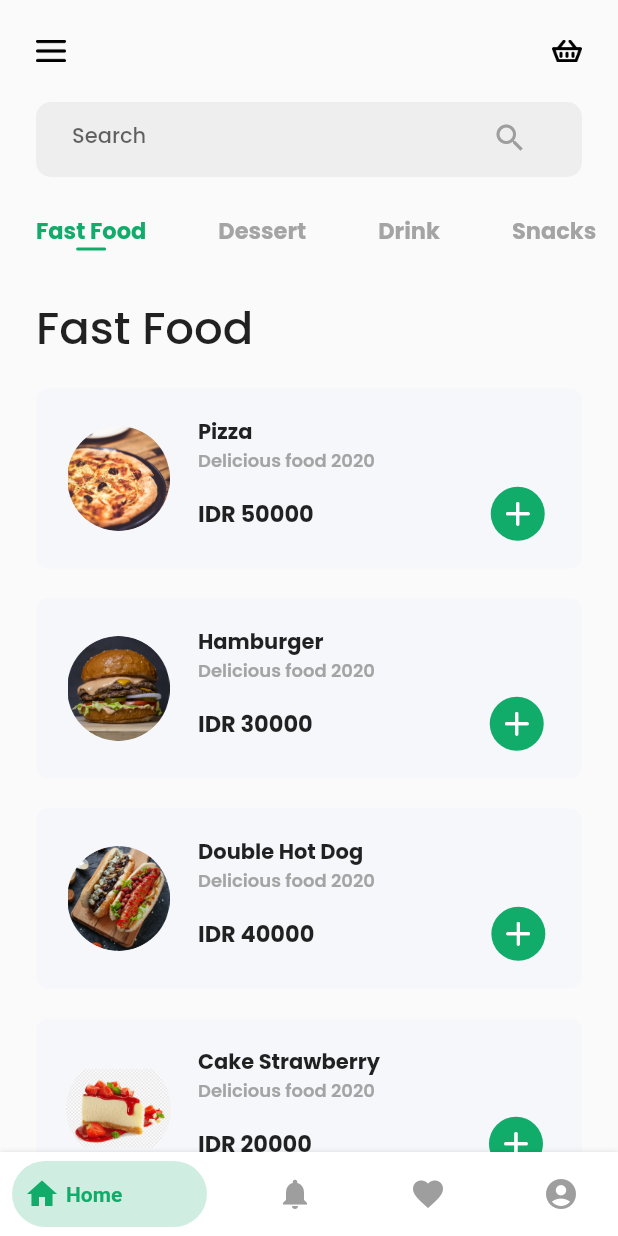
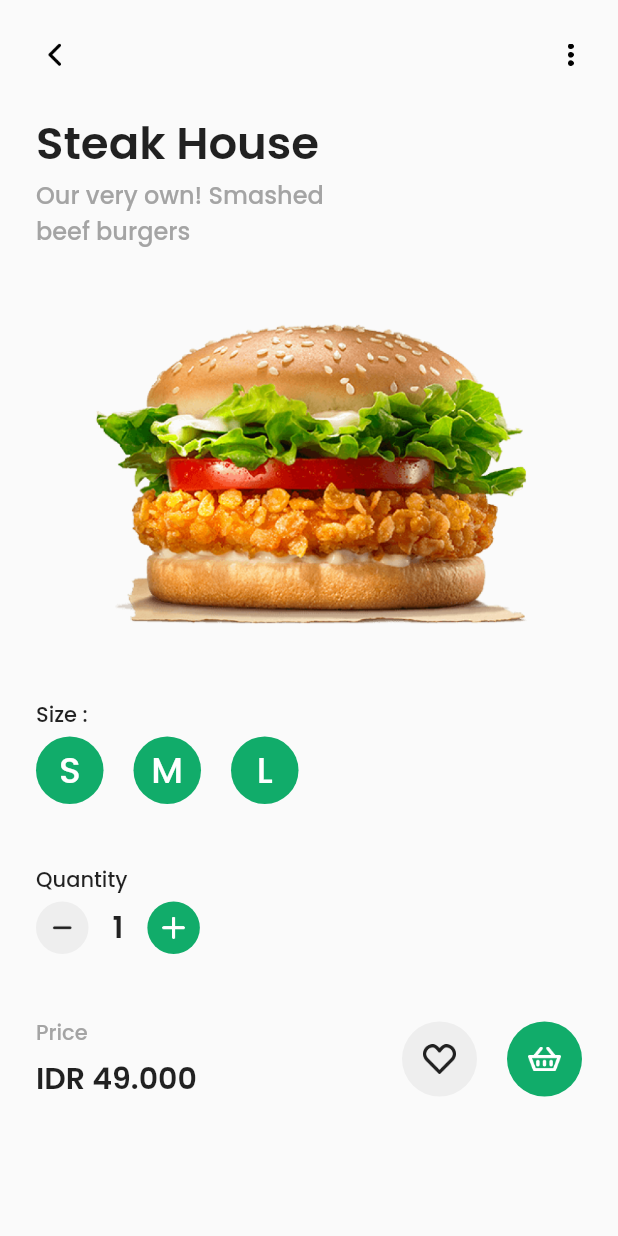
Before and after one commit to kevinrisqi/my-food, a Flutter app: the screen it shows after launch, on a phone screen of 412 x 824 dp. Run offline on Flutter 3.47's test engine with Material 2 defaults, Android fonts, the phone set to English and light mode, and no system bars; drawn by our look-alikes of bottom_navy_bar; our stand-ins replace equatable, google_fonts.

Commit message:
Create Food Details

```diff
--- a/lib/main.dart
+++ b/lib/main.dart
@@ -1,4 +1,5 @@
 import 'package:flutter/material.dart';
+import 'package:my_food/pages/food_details.dart';
 import 'package:my_food/pages/main_page.dart';
 
 void main() {
@@ -17,7 +18,7 @@ class _MyAppState extends State<MyApp> {
   Widget build(BuildContext context) {
     return MaterialApp(
       debugShowCheckedModeBanner: false,
-      home: MainPage(),
+      home: FoodDetails(),
     );
   }
 }
--- /dev/null
+++ b/lib/pages/food_details.dart
@@ -0,0 +1,261 @@
+import 'package:flutter/cupertino.dart';
+import 'package:flutter/material.dart';
+import 'package:google_fonts/google_fonts.dart';
+import 'package:my_food/shared/theme.dart';
+
+class FoodDetails extends StatefulWidget {
+  const FoodDetails({Key? key}) : super(key: key);
+
+  @override
+  _FoodDetailsState createState() => _FoodDetailsState();
+}
+
+class _FoodDetailsState extends State<FoodDetails> {
+  @override
+  Widget build(BuildContext context) {
+    return Scaffold(
+      body: SafeArea(
+        child: SingleChildScrollView(
+          child: Column(
+            children: [
+              Row(
+                mainAxisAlignment: MainAxisAlignment.spaceBetween,
+                children: [
+                  Container(
+                      width: 25,
+                      height: 25,
+                      margin: EdgeInsets.symmetric(
+                          horizontal: defaultMargin, vertical: defaultMargin),
+                      decoration: BoxDecoration(
+                          image: DecorationImage(
+                              image: AssetImage('assets/icon/back.png')))),
+                  Container(
+                      width: 15,
+                      height: 15,
+                      margin: EdgeInsets.symmetric(
+                          horizontal: defaultMargin, vertical: defaultMargin),
+                      decoration: BoxDecoration(
+                          image: DecorationImage(
+                              image: AssetImage('assets/icon/dot.png'))))
+                ],
+              ),
+              Container(
+                width: MediaQuery.of(context).size.width - 2 * defaultMargin,
+                margin: EdgeInsets.symmetric(horizontal: defaultMargin),
+                child: Column(
+                  crossAxisAlignment: CrossAxisAlignment.start,
+                  children: [
+                    Text(
+                      'Steak House',
+                      style: GoogleFonts.poppins(
+                        fontSize: 30,
+                        fontWeight: FontWeight.w600,
+                      ),
+                    ),
+                    Text(
+                      'Our very own! Smashed \nbeef burgers',
+                      style: GoogleFonts.poppins(
+                          fontSize: 16,
+                          fontWeight: FontWeight.w500,
+                          color: greyColor),
+                    ),
+                  ],
+                ),
+              ),
+              Container(
+                width: MediaQuery.of(context).size.width - 2 * defaultMargin,
+                height: 200,
+                margin: EdgeInsets.symmetric(
+                    horizontal: defaultMargin, vertical: 50),
+                decoration: BoxDecoration(
+                  image: DecorationImage(
+                      image: AssetImage('assets/img/hamburger_detail.png')),
+                ),
+              ),
+              Container(
+                margin: EdgeInsets.symmetric(horizontal: defaultMargin),
+                child: Column(
+                  crossAxisAlignment: CrossAxisAlignment.start,
+                  children: [
+                    Text(
+                      'Size :',
+                      style: GoogleFonts.poppins(
+                          fontSize: 14, fontWeight: FontWeight.w500),
+                    ),
+                    SizedBox(height: 4),
+                    Row(
+                      children: [
+                        Container(
+                          width: 45,
+                          height: 45,
+                          padding: EdgeInsets.all(5),
+                          margin: EdgeInsets.only(right: 20),
+                          decoration: BoxDecoration(
+                              color: mainColor, shape: BoxShape.circle),
+                          child: Text(
+                            'S',
+                            style: GoogleFonts.poppins(
+                              fontSize: 24,
+                              fontWeight: FontWeight.w500,
+                              color: Colors.white,
+                            ),
+                            textAlign: TextAlign.center,
+                          ),
+                        ),
+                        Container(
+                          width: 45,
+                          height: 45,
+                          padding: EdgeInsets.all(5),
+                          margin: EdgeInsets.only(right: 20),
+                          decoration: BoxDecoration(
+                              color: mainColor, shape: BoxShape.circle),
+                          child: Text(
+                            'M',
+                            style: GoogleFonts.poppins(
+                              fontSize: 24,
+                              fontWeight: FontWeight.w500,
+                              color: Colors.white,
+                            ),
+                            textAlign: TextAlign.center,
+                          ),
+                        ),
+                        Container(
+                          width: 45,
+                          height: 45,
+                          padding: EdgeInsets.all(5),
+                          margin: EdgeInsets.only(right: 20),
+                          decoration: BoxDecoration(
+                              color: mainColor, shape: BoxShape.circle),
+                          child: Text(
+                            'L',
+                            style: GoogleFonts.poppins(
+                              fontSize: 24,
+                              fontWeight: FontWeight.w500,
+                              color: Colors.white,
+                            ),
+                            textAlign: TextAlign.center,
+                          ),
+                        ),
+                      ],
+                    ),
+                  ],
+                ),
+              ),
+              SizedBox(height: 40),
+              Container(
+                margin: EdgeInsets.symmetric(horizontal: defaultMargin),
+                child: Column(
+                  crossAxisAlignment: CrossAxisAlignment.start,
+                  children: [
+                    Text('Quantity',
+                        style: GoogleFonts.poppins(
+                            fontSize: 14, fontWeight: FontWeight.w500)),
+                    SizedBox(height: 4),
+                    Row(
+                      children: [
+                        Container(
+                          width: 35,
+                          height: 35,
+                          padding: EdgeInsets.all(7),
+                          decoration: BoxDecoration(
+                            color: Colors.grey.shade200,
+                            shape: BoxShape.circle,
+                          ),
+                          child: Container(
+                            decoration: BoxDecoration(
+                              image: DecorationImage(
+                                  image: AssetImage('assets/icon/minus.png')),
+                            ),
+                          ),
+                        ),
+                        SizedBox(width: 16),
+                        Text(
+                          '1',
+                          style: GoogleFonts.poppins(
+                              fontSize: 20, fontWeight: FontWeight.w600),
+                        ),
+                        SizedBox(width: 16),
+                        Container(
+                          width: 35,
+                          height: 35,
+                          padding: EdgeInsets.all(10),
+                          decoration: BoxDecoration(
+                            color: mainColor,
+                            shape: BoxShape.circle,
+                          ),
+                          child: Container(
+                            decoration: BoxDecoration(
+                              image: DecorationImage(
+                                  image: AssetImage('assets/icon/add.png')),
+                            ),
+                          ),
+                        ),
+                      ],
+                    ),
+                  ],
+                ),
+              ),
+              Container(
+                height: 60,
+                margin: EdgeInsets.symmetric(
+                    horizontal: defaultMargin, vertical: 40),
+                child: Row(
+                  mainAxisAlignment: MainAxisAlignment.spaceBetween,
+                  children: [
+                    Column(
+                      mainAxisAlignment: MainAxisAlignment.spaceAround,
+                      crossAxisAlignment: CrossAxisAlignment.start,
+                      children: [
+                        Text('Price',
+                            style: GoogleFonts.poppins(
+                                fontSize: 14,
+                                fontWeight: FontWeight.w500,
+                                color: greyColor)),
+                        Text('IDR 49.000',
+                            style: GoogleFonts.poppins(
+                                fontSize: 20, fontWeight: FontWeight.w600))
+                      ],
+                    ),
+                    Row(
+                      children: [
+                        Container(
+                          width: 50,
+                          height: 50,
+                          padding: EdgeInsets.all(14),
+                          decoration: BoxDecoration(
+                            color: Colors.grey.shade200,
+                            shape: BoxShape.circle,
+                          ),
+                          child: Container(
+                            decoration:BoxDecoration(
+                              image: DecorationImage(image: AssetImage('assets/icon/favorite.png'))
+                            )
+                          ),
+                        ),
+                        SizedBox(width: 20),
+                        Container(
+                          width: 50,
+                          height: 50,
+                          padding: EdgeInsets.all(14),
+                          decoration: BoxDecoration(
+                            color: mainColor,
+                            shape: BoxShape.circle,
+                          ),
+                          child: Container(
+                              decoration:BoxDecoration(
+                                  image: DecorationImage(image: AssetImage('assets/icon/cart_white.png'))
+                              )
+                          ),
+                        ),
+                      ],
+                    ),
+                  ],
+                ),
+              )
+            ],
+          ),
+        ),
+      ),
+    );
+  }
+}
```
Also changed, not shown: assets/icon/cart_white.png (added), assets/icon/favorite.png (added), assets/icon/minus.png (added), assets/img/hamburger_detail.png (added).
